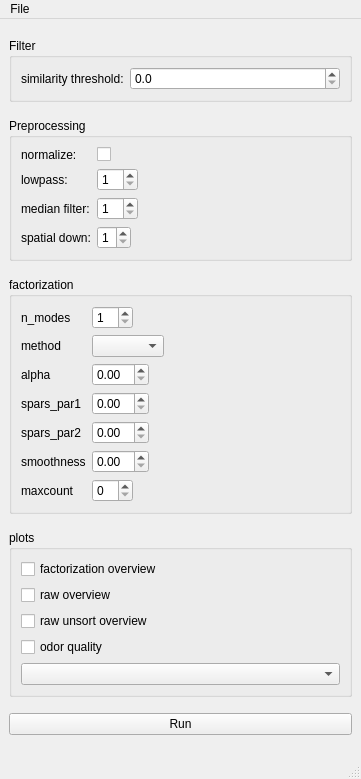
dedan/DrosCalciumAnalyse, file main_gui/main_window.ui: the form before one commit.
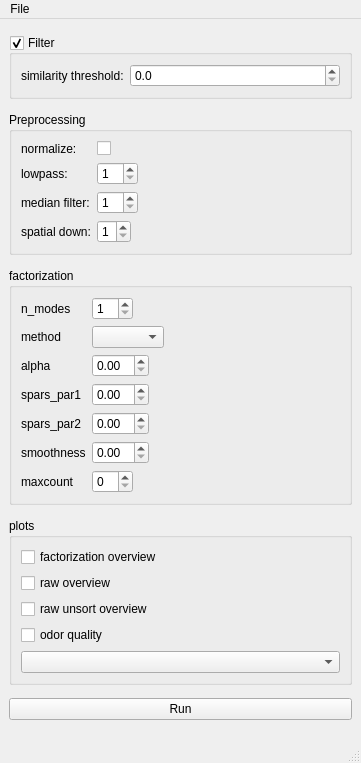
The form after the commit.

```diff
--- a/main_gui/main_window.ui
+++ b/main_gui/main_window.ui
@@ -7,7 +7,7 @@
     <x>0</x>
     <y>0</y>
     <width>361</width>
-    <height>779</height>
+    <height>763</height>
    </rect>
   </property>
   <property name="sizePolicy">
@@ -29,6 +29,9 @@
    <layout class="QVBoxLayout" name="verticalLayout">
     <item>
      <widget class="QGroupBox" name="filter_box">
+      <property name="enabled">
+       <bool>true</bool>
+      </property>
       <property name="sizePolicy">
        <sizepolicy hsizetype="Preferred" vsizetype="Maximum">
         <horstretch>0</horstretch>
@@ -38,6 +41,9 @@
       <property name="title">
        <string>Filter</string>
       </property>
+      <property name="checkable">
+       <bool>true</bool>
+      </property>
       <layout class="QFormLayout" name="formLayout_2">
        <item row="1" column="0">
         <widget class="QLabel" name="label_6">
@@ -52,7 +58,7 @@
           <number>1</number>
          </property>
          <property name="maximum">
-          <double>1.000000000000000</double>
+          <double>2.000000000000000</double>
          </property>
          <property name="singleStep">
           <double>0.100000000000000</double>
```
